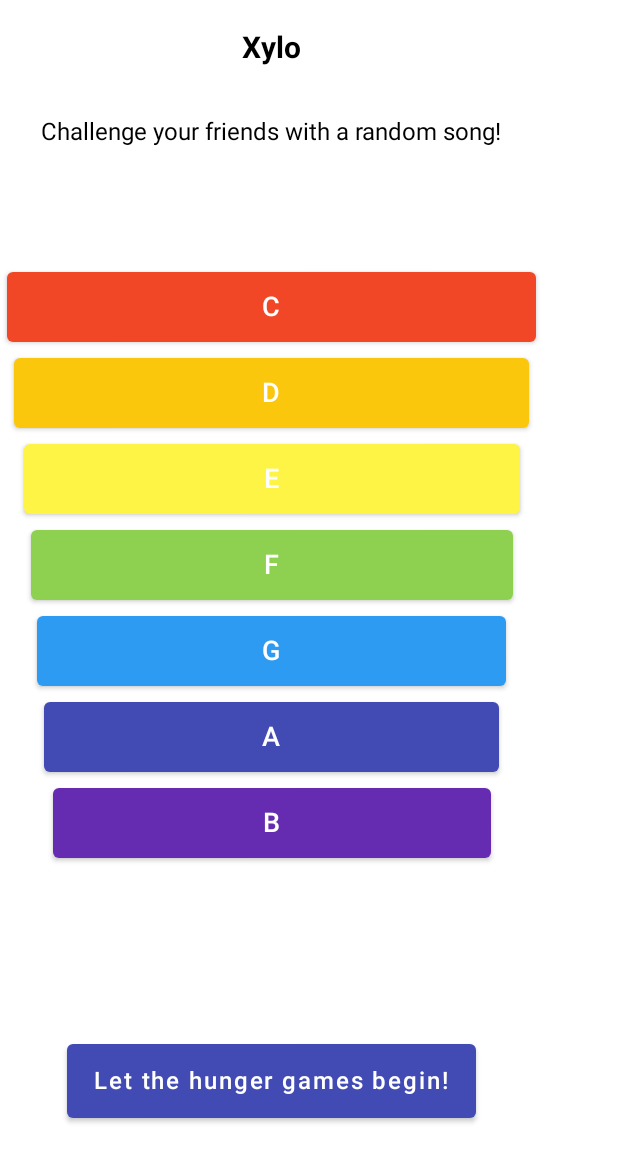
After one commit to betocrod/XYLO, an Android app built with Jetpack Compose: the @Preview function CreateYourMelody, on a phone screen of 412 x 824 dp. The commit adds this screen. Shown: the top 1162 px of the screen. Run offline under Robolectric (Android 15) with nearby library versions, the phone set to English and light mode, and no system bars.

Commit message:
xylo-27-create-your-melody

```diff
--- /dev/null
+++ b/app/src/main/java/com/kojingu/xylo/screens/CreateYourMelody.kt
@@ -0,0 +1,139 @@
+package com.kojingu.xylo.screens
+
+import androidx.compose.foundation.layout.Column
+import androidx.compose.foundation.layout.PaddingValues
+import androidx.compose.foundation.layout.Spacer
+import androidx.compose.foundation.layout.padding
+import androidx.compose.material.*
+import androidx.compose.runtime.Composable
+import androidx.compose.ui.Alignment
+import androidx.compose.ui.Modifier
+import androidx.compose.ui.graphics.Color
+import androidx.compose.ui.text.font.FontWeight
+import androidx.compose.ui.tooling.preview.Preview
+import androidx.compose.ui.unit.dp
+import androidx.compose.ui.unit.sp
+import com.kojingu.xylo.ui.theme.*
+
+@Preview(showSystemUi = true)
+@Composable
+fun CreateYourMelody() {
+    Column(
+        horizontalAlignment = Alignment.CenterHorizontally
+    ) {
+        TitleYourMelody()
+        TextYourMelody()
+        Spacer(modifier = Modifier.weight(1f))
+        ButtonsYourMelody()
+        Spacer(modifier = Modifier.weight(1f))
+        ButtonYourMelody()
+        Spacer(modifier = Modifier.weight(1f))
+    }
+}
+
+@Composable
+fun TitleYourMelody() {
+    Column(
+        modifier = Modifier.padding(top = 20.dp, bottom = 35.dp)
+    ) {
+        Text(
+            text = "Xylo",
+            fontWeight = FontWeight.Bold,
+            fontSize = 20.sp
+        )
+    }
+}
+
+@Composable
+fun TextYourMelody() {
+    Text(text = "Challenge your friends with a random song!",
+        fontSize = 16.sp
+    )
+}
+
+@Composable
+fun ButtonsYourMelody() {
+    KeyButton(
+        text = "C",
+        color = RedGame,
+        contentPadding = PaddingValues(horizontal = 170.dp, vertical = 12.5.dp),
+        modifier = Modifier.padding(4.5.dp))
+
+    KeyButton(
+        text = "D",
+        color = OrangeGame,
+        contentPadding = PaddingValues(horizontal = 165.dp, vertical = 12.5.dp),
+        modifier = Modifier.padding(4.5.dp))
+
+    KeyButton(
+            text = "E",
+            color = YellowGame,
+            contentPadding = PaddingValues(horizontal = 160.dp, vertical = 12.5.dp),
+            modifier = Modifier.padding(4.5.dp))
+
+    KeyButton(
+        text = "F",
+        color = GreenGame,
+        contentPadding = PaddingValues(horizontal = 155.dp, vertical = 12.5.dp),
+        modifier = Modifier.padding(4.5.dp))
+
+    KeyButton(
+        text = "G",
+        color = SkyBlueGame,
+        contentPadding = PaddingValues(horizontal = 150.dp, vertical = 12.5.dp),
+        modifier = Modifier.padding(4.5.dp))
+
+    KeyButton(
+        text = "A",
+        color = Mainbluestate,
+        contentPadding = PaddingValues(horizontal = 145.dp, vertical = 12.5.dp),
+        modifier = Modifier.padding(4.5.dp)
+    )
+    KeyButton(
+        text = "B",
+        color = PurpleGame,
+        contentPadding = PaddingValues(horizontal = 140.dp, vertical = 12.5.dp),
+        modifier = Modifier.padding(4.5.dp)
+    )
+
+}
+
+@Composable
+private fun KeyButton(
+    text: String,
+    color: Color,
+    contentPadding: PaddingValues,
+    modifier: Modifier = Modifier,
+    onClick: () -> Unit = {}
+) {
+    Button(
+        modifier = modifier,
+        onClick = onClick,
+        contentPadding = contentPadding,
+        colors = ButtonDefaults.buttonColors(backgroundColor = color)
+    ) {
+        Text(
+            text = text,
+            fontSize = 18.sp,
+            color = Color.White
+        )
+    }
+}
+
+@Composable
+fun ButtonYourMelody(
+    onYourMelody: () -> Unit = {}
+) {
+    Button(
+        modifier = Modifier.padding(top = 40.dp),
+        onClick = { onYourMelody() },
+        contentPadding = PaddingValues(horizontal = 18.dp, vertical = 15.dp),
+        colors = ButtonDefaults.buttonColors(backgroundColor = Mainbluestate)
+    ) {
+        Text(
+            text = "Let the hunger games begin!",
+            fontSize = 16.sp,
+            color = Color.White
+        )
+    }
+}
--- a/app/src/main/java/com/kojingu/xylo/ui/theme/Color.kt
+++ b/app/src/main/java/com/kojingu/xylo/ui/theme/Color.kt
@@ -11,3 +11,11 @@ val Grey900 = Color(0xFF202124)
 val Grey700 = Color(0xFF5F6368)
 val Green50 = Color(0xFFE6F4EA)
 val Green100 = Color(0xFFCEEAD6)
+
+val RedGame = Color(0xFFF24726)
+val OrangeGame = Color(0xFFFac70d)
+val YellowGame = Color(0xFFfef445)
+val GreenGame = Color(0xFF8ed150)
+val SkyBlueGame = Color(0xFF2c9bf1)
+val PurpleGame = Color(0xFF652cb2)
+val Mainbluestate = Color(0xFF414bb3)
```
